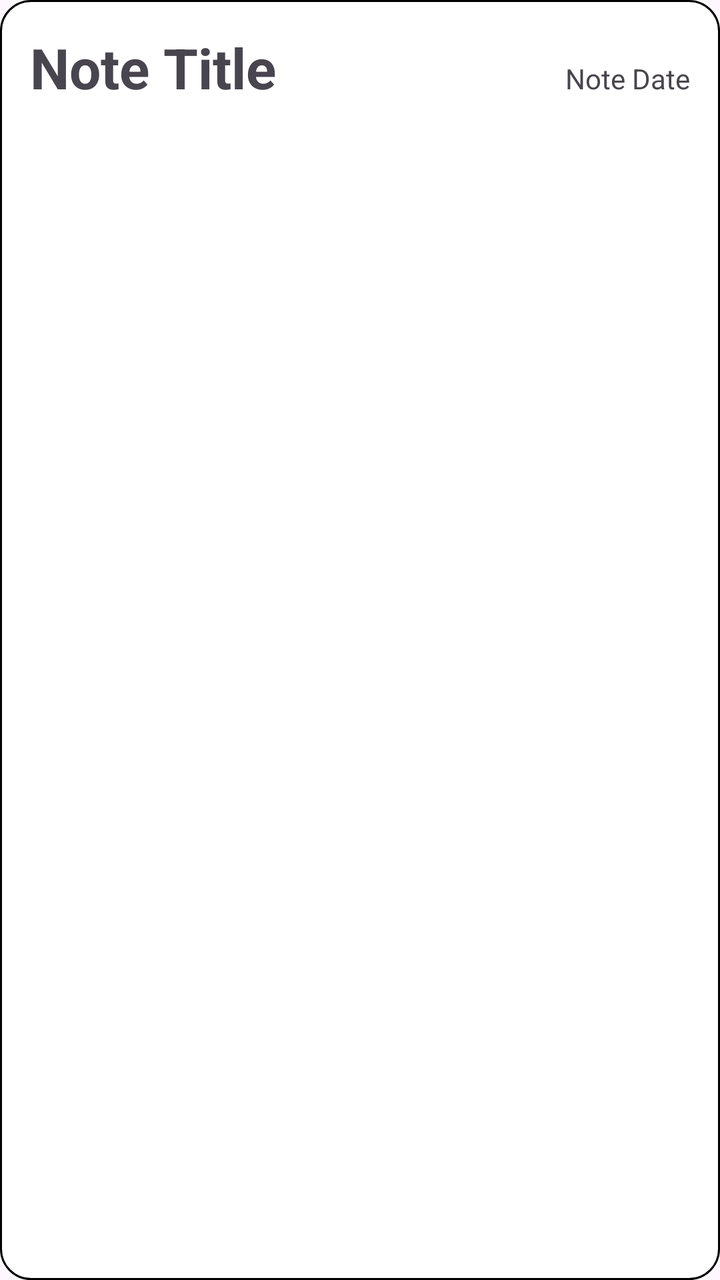
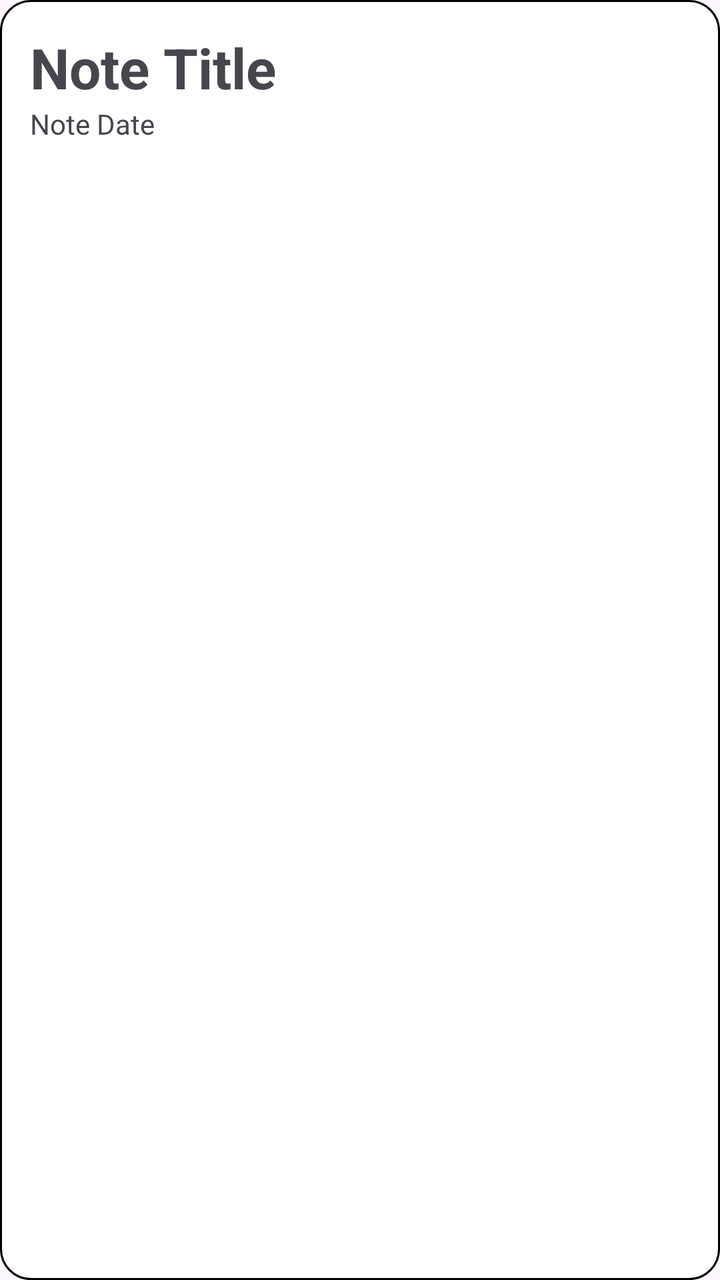

Compare the two renders of this Android layout. The source of the first and the diff that turns it into the second are given below.
<!-- AndroidManifest.xml: application theme Theme.Snote -->
<!-- res/layout/list_item.xml -->
<?xml version="1.0" encoding="utf-8"?>
<androidx.appcompat.widget.LinearLayoutCompat xmlns:android="http://schemas.android.com/apk/res/android"
    android:layout_width="match_parent"
    android:layout_height="wrap_content"
    android:background="@drawable/border"
    android:orientation="horizontal"
    android:padding="15dp"
    android:layout_marginBottom="14dp">

    <TextView
        android:id="@+id/tv_title"
        android:layout_width="wrap_content"
        android:layout_height="wrap_content"
        android:text="Note Title"
        android:textSize="28sp"
        android:textStyle="bold"/>

    <TextView
        android:id="@+id/tv_date"
        android:layout_width="match_parent"
        android:layout_height="wrap_content"
        android:text="Note Date"
        android:gravity="end"/>

</androidx.appcompat.widget.LinearLayoutCompat>
<!-- resources referenced by this layout -->
<resources>
  <!-- drawable border (drawable) -->
  <?xml version="1.0" encoding="utf-8"?>
  <shape xmlns:android="http://schemas.android.com/apk/res/android"
      android:shape="rectangle">
      <solid android:color="#4527A0" />
      <stroke
          android:width="1dp"
          android:color="#000000" />
      <corners android:radius="15dp" />
      <solid android:color="#FFFFFF" />
  </shape>
  <style name="Theme.Snote" parent="Base.Theme.Snote" />
  <style name="Base.Theme.Snote" parent="Theme.Material3.DayNight.NoActionBar">
          
          
      </style>
</resources>

<!-- the commit's change to res/layout/list_item.xml (unified diff, before → after) -->
@@ -3,9 +3,9 @@
     android:layout_width="match_parent"
     android:layout_height="wrap_content"
     android:background="@drawable/border"
-    android:orientation="horizontal"
+    android:orientation="vertical"
     android:padding="15dp"
-    android:layout_marginBottom="14dp">
+    android:layout_marginBottom="16dp">
 
     <TextView
         android:id="@+id/tv_title"
@@ -20,6 +20,6 @@
         android:layout_width="match_parent"
         android:layout_height="wrap_content"
         android:text="Note Date"
-        android:gravity="end"/>
+        android:gravity="start"/>
 
 </androidx.appcompat.widget.LinearLayoutCompat>
